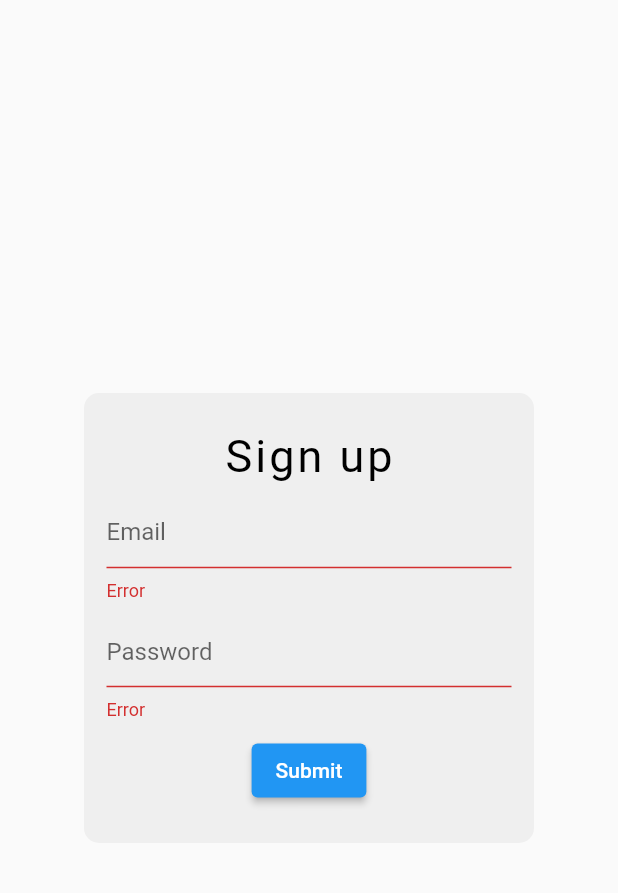
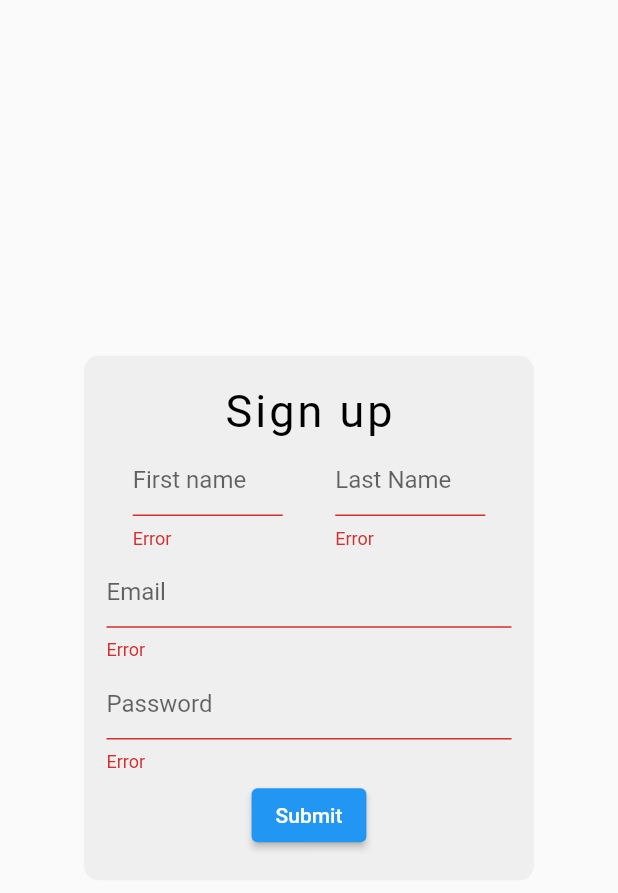
Before and after one commit to AngelovanOsch1/FlutterCRUD, a Flutter app: the Signup screen opened by its route, after a tap on "Submit", on a phone screen of 412 x 824 dp. Shown: the top 893 px of the screen. Run offline on Flutter 3.47's test engine with Material 2 defaults, Android fonts, the phone set to English and light mode, and no system bars; our stand-ins replace firebase_auth, firebase_core; accounts and stored records are empty.

Commit message:
added first name and last name field

```diff
--- a/lib/screens/Signup.dart
+++ b/lib/screens/Signup.dart
@@ -13,6 +13,35 @@ class Signup extends StatefulWidget {
 }
 
 class _SignupState extends State<Signup> {
+  final firstNameController = TextEditingController();
+  final lastNameController = TextEditingController();
+  final emailController = TextEditingController();
+  final passwordController = TextEditingController();
+
+  @override
+  void dispose() {
+    emailController.dispose();
+    passwordController.dispose();
+    super.dispose();
+  }
+
+  Future<void> createAccount() async {
+    final email = emailController.text.trim();
+    final password = passwordController.text.trim();
+
+    try {
+      await FirebaseAuth.instance.createUserWithEmailAndPassword(
+        email: email,
+        password: password,
+      );
+    } on FirebaseAuthException catch (e) {
+      if (e.code == 'weak-password') {
+      } else if (e.code == 'email-already-in-use') {}
+    } catch (e) {
+      e.toString();
+    }
+  }
+
   @override
   Widget build(BuildContext context) {
     return Scaffold(
@@ -21,7 +50,7 @@ class _SignupState extends State<Signup> {
           borderRadius: const BorderRadius.all(Radius.circular(10.0)),
           child: Container(
             padding: const EdgeInsets.all(15),
-            height: 300,
+            height: 350,
             width: 300,
             color: const Color.fromARGB(31, 159, 158, 158),
             child: Form(
@@ -36,13 +65,45 @@ class _SignupState extends State<Signup> {
                           fontSize: 30,
                           letterSpacing: 2.0),
                     ),
+                    Row(
+                      mainAxisAlignment: MainAxisAlignment.spaceAround,
+                      children: [
+                        SizedBox(
+                            width: 100,
+                            child: TextFormField(
+                              decoration:
+                                  const InputDecoration(hintText: "First name"),
+                              controller: firstNameController,
+                              validator: (value) {
+                                if (value!.isNotEmpty && value.length >= 2) {
+                                  return null;
+                                } else {
+                                  return "Error";
+                                }
+                              },
+                            )),
+                        SizedBox(
+                            width: 100,
+                            child: TextFormField(
+                              decoration:
+                                  const InputDecoration(hintText: "Last Name"),
+                              controller: lastNameController,
+                              validator: (value) {
+                                if (value!.isNotEmpty && value.length > 3) {
+                                  return null;
+                                } else {
+                                  return "Error";
+                                }
+                              },
+                            )),
+                      ],
+                    ),
                     TextFormField(
                       decoration: const InputDecoration(hintText: 'Email'),
+                      controller: emailController,
                       validator: (value) {
                         if (value!.isNotEmpty && value.length > 5) {
                           return null;
-                          FirebaseAuth.instance.createUserWithEmailAndPassword(
-                              email: email, password: password);
                         } else {
                           return "Error";
                         }
@@ -51,6 +112,7 @@ class _SignupState extends State<Signup> {
                     TextFormField(
                       obscureText: true,
                       decoration: const InputDecoration(hintText: 'Password'),
+                      controller: passwordController,
                       validator: (value) {
                         if (value!.isNotEmpty && value.length > 5) {
                           return null;
@@ -64,6 +126,7 @@ class _SignupState extends State<Signup> {
                         if (!_formKey.currentState!.validate()) {
                           return;
                         } else {
+                          createAccount();
                           Navigator.pushNamed(context, '/home');
                         }
                       },
```
Also changed, not shown: lib/screens/Home.dart (+19 -2 lines), lib/screens/Login.dart (+30 -3 lines).
